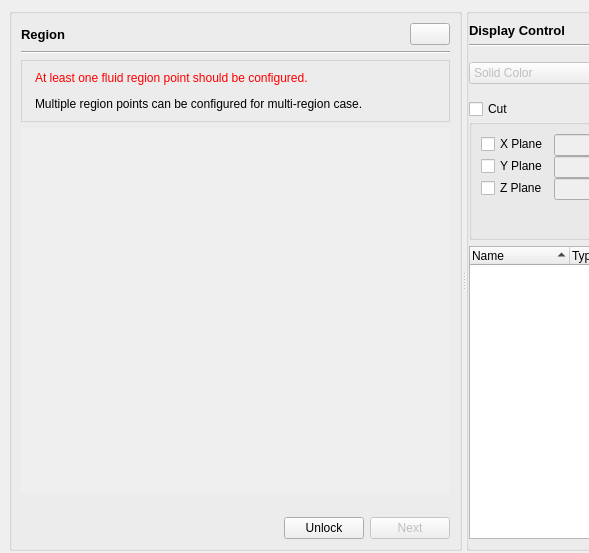
Before: the Qt Designer form baramSnappy/view/main_window/main_window.ui in nextfoam/baram, drawn with Qt 5; both pictures show x 0 to 589 and y 92 to 645 of the 1221 by 891 pixel window.
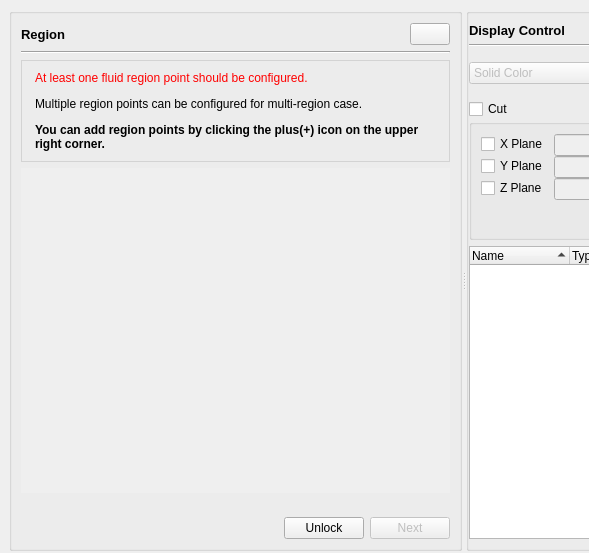
After: the same form once the commit is applied. Icons and pictures are not drawn. Custom widgets are drawn as their Qt base class.

Commit message: Guide for adding region points

What changed in the file:
```diff
--- a/baramSnappy/view/main_window/main_window.ui
+++ b/baramSnappy/view/main_window/main_window.ui
@@ -570,7 +570,7 @@
                   <enum>QFrame::NoFrame</enum>
                  </property>
                  <property name="text">
-                  <string>&lt;html&gt;&lt;head/&gt;&lt;body&gt;&lt;p&gt;&lt;span style=&quot; color:#ff0000;&quot;&gt;At least one fluid region point should be configured.&lt;/span&gt;&lt;/p&gt;&lt;p&gt;Multiple region points can be configured for multi-region case.&lt;/p&gt;&lt;/body&gt;&lt;/html&gt;</string>
+                  <string>&lt;html&gt;&lt;head/&gt;&lt;body&gt;&lt;p style=&quot; color:#ff0000;&quot;&gt;At least one fluid region point should be configured.&lt;/p&gt;&lt;p&gt;Multiple region points can be configured for multi-region case.&lt;/p&gt;&lt;p style=&quot; font-weight: bold;&quot;&gt;You can add region points by clicking the plus(+) icon on the upper right corner.&lt;/p&gt;&lt;/body&gt;&lt;/html&gt;</string>
                  </property>
                  <property name="wordWrap">
                   <bool>true</bool>
@@ -593,8 +593,8 @@
                    <rect>
                     <x>0</x>
                     <y>0</y>
-                    <width>434</width>
-                    <height>366</height>
+                    <width>435</width>
+                    <height>322</height>
                    </rect>
                   </property>
                  </widget>
```
Left out of the diff: 4 changed lines with no effect on the pictures.
